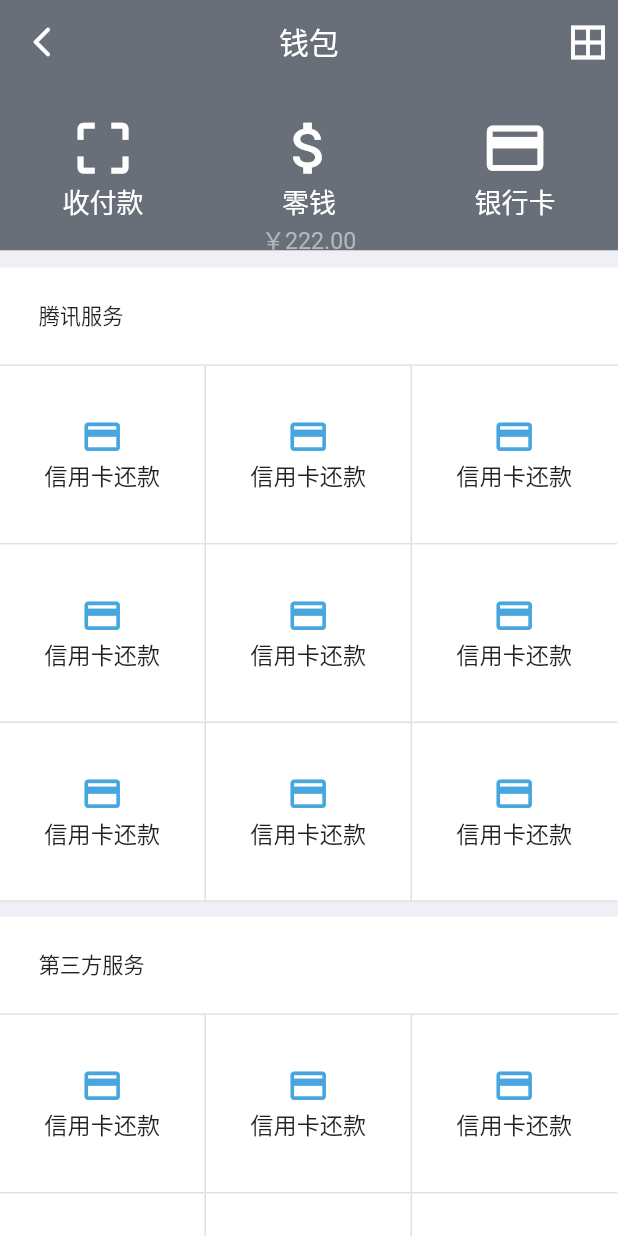
After one commit to j787701730/wx_flutter, a Flutter app: the Wallet screen opened directly, on a phone screen of 412 x 824 dp. The commit adds this screen. Run offline on Flutter 3.47's test engine with Material 2 defaults, Android fonts, the phone set to English and light mode, and no system bars; our stand-ins replace flutter_screenutil, flutter_slidable; missing offline and left inert: qrscan.

Commit message:
添加钱包页面

```diff
--- a/lib/pages/moments.dart
+++ b/lib/pages/moments.dart
@@ -6,7 +6,7 @@ class Moments extends StatefulWidget {
   _MomentsState createState() => _MomentsState();
 }
 
-class _MomentsState extends State<Moments> {
+class _MomentsState extends State<Moments> with WidgetsBindingObserver {
   var width;
   var top;
   bool show = false;
@@ -39,7 +39,9 @@ class _MomentsState extends State<Moments> {
         //标题居中
         centerTitle: true,
         //展开高度200
-        expandedHeight: MediaQuery.of(context).size.width - MediaQuery.of(context).padding.top + ScreenUtil.getInstance().setHeight(48.0),
+        expandedHeight: MediaQuery.of(context).size.width -
+            MediaQuery.of(context).padding.top +
+            ScreenUtil.getInstance().setHeight(48.0),
         //不随着滑动隐藏标题
         floating: true,
         //固定在顶部
@@ -51,7 +53,9 @@ class _MomentsState extends State<Moments> {
           collapseMode: CollapseMode.pin,
           background: Container(
             color: Colors.white,
-            height: MediaQuery.of(context).size.width - MediaQuery.of(context).padding.top + ScreenUtil.getInstance().setHeight(48.0),
+            height: MediaQuery.of(context).size.width -
+                MediaQuery.of(context).padding.top +
+                ScreenUtil.getInstance().setHeight(48.0),
             child: Stack(
               children: <Widget>[
                 Positioned(
@@ -99,8 +103,7 @@ class _MomentsState extends State<Moments> {
     // TODO: implement initState
     super.initState();
     _controller.addListener(() {
-      print(width - 356);
-      if ((width).toStringAsFixed(2) == (_controller.offset - ScreenUtil.getInstance().setHeight(48.0)).toStringAsFixed(2)) {
+      if (width - top < _controller.offset) {
         setState(() {
           show = true;
         });
@@ -110,6 +113,24 @@ class _MomentsState extends State<Moments> {
         });
       }
     });
+  }
+
+  @override
+  void didChangeDependencies() {
+    WidgetsBinding.instance.addPostFrameCallback(_position);
+    super.didChangeDependencies();
+  }
+
+  @override
+  void didUpdateWidget(oldWidget) {
+    WidgetsBinding.instance.addPostFrameCallback(_position);
+    super.didUpdateWidget(oldWidget);
+  }
+
+  @override
+  void dispose() {
+    _controller.dispose();
+    super.dispose();
   }
 
   List arr = [
@@ -124,11 +145,22 @@ class _MomentsState extends State<Moments> {
     {'pic': 'yu', 'name': '简单快乐', 'msg': '我要小姐姐'},
   ];
 
+  _position(Duration timeStamp) {
+    RenderObject renderObject = context.findRenderObject();
+    //获取元素大小
+    Size size = renderObject.paintBounds.size;
+    var vector3 = renderObject.getTransformTo(null)?.getTranslation();
+    print(vector3);
+    //获取元素位置
+//      var vector3 = renderObject.getTransformTo(null)?.getTranslation();
+//      CommonUtils.showChooseDialog(context, size, vector3);
+  }
+
   @override
   Widget build(BuildContext context) {
     ScreenUtil.instance = ScreenUtil(width: 640, height: 1136)..init(context);
     width = MediaQuery.of(context).size.width;
-    top = MediaQuery.of(context).padding.top;
+    top = MediaQuery.of(context).padding.top + ScreenUtil.getInstance().setHeight(48.0);
     return Scaffold(
       body: NestedScrollView(
           controller: _controller,
@@ -136,7 +168,8 @@ class _MomentsState extends State<Moments> {
           body: Container(
             color: Colors.white,
             child: ListView(
-              padding: EdgeInsets.only(top: ScreenUtil.getInstance().setWidth(18.0), left: ScreenUtil.getInstance().setWidth(18.0)),
+              padding: EdgeInsets.only(
+                  top: ScreenUtil.getInstance().setWidth(18.0), left: ScreenUtil.getInstance().setWidth(18.0)),
               children: arr.map<Widget>((item) {
                 return Container(
                   child: Row(
@@ -151,13 +184,15 @@ class _MomentsState extends State<Moments> {
                       Expanded(
                         child: Container(
                           padding: EdgeInsets.only(
-                              left: ScreenUtil.getInstance().setWidth(18.0), right: ScreenUtil.getInstance().setWidth(18.0)),
+                              left: ScreenUtil.getInstance().setWidth(18.0),
+                              right: ScreenUtil.getInstance().setWidth(18.0)),
                           child: Column(
                             crossAxisAlignment: CrossAxisAlignment.start,
                             children: <Widget>[
                               Text(
                                 '${item['name']}',
-                                style: TextStyle(color: Color(0xff576B95), fontSize: ScreenUtil.getInstance().setSp(28.0)),
+                                style:
+                                    TextStyle(color: Color(0xff576B95), fontSize: ScreenUtil.getInstance().setSp(28.0)),
                               ),
                               Container(
                                 height: ScreenUtil.getInstance().setHeight(18.0),
@@ -177,23 +212,31 @@ class _MomentsState extends State<Moments> {
                                       children: <Widget>[
                                         Text(
                                           '2分钟前',
-                                          style: TextStyle(fontSize: ScreenUtil.getInstance().setSp(24.0), color: Color(0xff737373)),
+                                          style: TextStyle(
+                                              fontSize: ScreenUtil.getInstance().setSp(24.0), color: Color(0xff737373)),
                                         ),
                                         Container(
                                           width: ScreenUtil.getInstance().setWidth(20.0),
                                         ),
                                         Text(
                                           'UC浏览器',
-                                          style: TextStyle(fontSize: ScreenUtil.getInstance().setSp(24.0), color: Color(0xff737373)),
+                                          style: TextStyle(
+                                              fontSize: ScreenUtil.getInstance().setSp(24.0), color: Color(0xff737373)),
                                         )
                                       ],
                                     ),
                                   ),
-                                  Icon(
-                                    Icons.more,
-                                    color: Color(0xff97AAD0),
-                                    size: ScreenUtil.getInstance().setSp(36.0),
-                                  )
+                                  GestureDetector(
+                                    child: Icon(
+                                      Icons.more,
+                                      color: Color(0xff97AAD0),
+                                      size: ScreenUtil.getInstance().setSp(36.0),
+                                    ),
+                                    onTapDown: (detail) {
+                                      setState(() {});
+                                      WidgetsBinding.instance.addPostFrameCallback(_position);
+                                    },
+                                  ),
                                 ],
                               ),
                               Container(
@@ -222,7 +265,9 @@ class _MomentsState extends State<Moments> {
                                           ),
                                           Text(
                                             '简单快乐',
-                                            style: TextStyle(color: Color(0xff7081A5), fontSize: ScreenUtil.getInstance().setSp(26.0)),
+                                            style: TextStyle(
+                                                color: Color(0xff7081A5),
+                                                fontSize: ScreenUtil.getInstance().setSp(26.0)),
                                           ),
                                           Container(
                                             width: ScreenUtil.getInstance().setWidth(12.0),
@@ -249,7 +294,9 @@ class _MomentsState extends State<Moments> {
                                         children: <Widget>[
                                           Text(
                                             '简单快乐',
-                                            style: TextStyle(color: Color(0xff7081A5), fontSize: ScreenUtil.getInstance().setSp(26.0)),
+                                            style: TextStyle(
+                                                color: Color(0xff7081A5),
+                                                fontSize: ScreenUtil.getInstance().setSp(26.0)),
                                           ),
                                           Text('：我要小姐姐')
                                         ],
--- a/lib/pages/personal.dart
+++ b/lib/pages/personal.dart
@@ -1,6 +1,7 @@
 import 'package:flutter/material.dart';
 import 'package:flutter_screenutil/flutter_screenutil.dart';
 import 'package:flutter/cupertino.dart';
+import 'wallet.dart';
 
 class Personal extends StatefulWidget {
   @override
@@ -105,6 +106,7 @@ class _PersonalState extends State<Personal> {
                   border: Border(bottom: BorderSide(color: Color(0xffD8D8DA)), top: BorderSide(color: Color(0xffD8D8DA)))),
               margin: EdgeInsets.only(top: ScreenUtil.getInstance().setHeight(40.0)),
               height: ScreenUtil.getInstance().setHeight(88.0),
+              child: InkWell(
                 child: Row(
                   children: <Widget>[
                     Expanded(
@@ -137,6 +139,13 @@ class _PersonalState extends State<Personal> {
                       ),
                     )
                   ],
+                ),
+                onTap: (){
+                  Navigator.push(
+                  context,
+                      new MaterialPageRoute(builder: (context) => new Wallet()),
+                  );
+                },
               ),
             ),
             Container(
--- /dev/null
+++ b/lib/pages/wallet.dart
@@ -0,0 +1,315 @@
+import 'package:flutter/material.dart';
+import 'package:flutter_screenutil/flutter_screenutil.dart';
+
+class Wallet extends StatefulWidget {
+  @override
+  _WalletState createState() => _WalletState();
+}
+
+class _WalletState extends State<Wallet> with WidgetsBindingObserver {
+  var width;
+  var top;
+  bool show = false;
+  var colorBg = Colors.white;
+  ScrollController _controller = new ScrollController();
+
+  List services = [
+    {
+      'type': '腾讯服务',
+      'list': [
+        {
+          'id': '',
+          'name': '信用卡还款',
+          'icon': Icon(Icons.credit_card, size: ScreenUtil.getInstance().setSp(44.0), color: Color(0xff47A6DF))
+        },
+        {
+          'id': '',
+          'name': '信用卡还款',
+          'icon': Icon(Icons.credit_card, size: ScreenUtil.getInstance().setSp(44.0), color: Color(0xff47A6DF))
+        },
+        {
+          'id': '',
+          'name': '信用卡还款',
+          'icon': Icon(Icons.credit_card, size: ScreenUtil.getInstance().setSp(44.0), color: Color(0xff47A6DF))
+        },
+        {
+          'id': '',
+          'name': '信用卡还款',
+          'icon': Icon(Icons.credit_card, size: ScreenUtil.getInstance().setSp(44.0), color: Color(0xff47A6DF))
+        },
+        {
+          'id': '',
+          'name': '信用卡还款',
+          'icon': Icon(Icons.credit_card, size: ScreenUtil.getInstance().setSp(44.0), color: Color(0xff47A6DF))
+        },
+        {
+          'id': '',
+          'name': '信用卡还款',
+          'icon': Icon(Icons.credit_card, size: ScreenUtil.getInstance().setSp(44.0), color: Color(0xff47A6DF))
+        },
+        {
+          'id': '',
+          'name': '信用卡还款',
+          'icon': Icon(Icons.credit_card, size: ScreenUtil.getInstance().setSp(44.0), color: Color(0xff47A6DF))
+        },
+        {
+          'id': '',
+          'name': '信用卡还款',
+          'icon': Icon(Icons.credit_card, size: ScreenUtil.getInstance().setSp(44.0), color: Color(0xff47A6DF))
+        },
+        {
+          'id': '',
+          'name': '信用卡还款',
+          'icon': Icon(Icons.credit_card, size: ScreenUtil.getInstance().setSp(44.0), color: Color(0xff47A6DF))
+        },
+      ]
+    },
+    {
+      'type': '第三方服务',
+      'list': [
+        {
+          'id': '',
+          'name': '信用卡还款',
+          'icon': Icon(Icons.credit_card, size: ScreenUtil.getInstance().setSp(44.0), color: Color(0xff47A6DF))
+        },
+        {
+          'id': '',
+          'name': '信用卡还款',
+          'icon': Icon(Icons.credit_card, size: ScreenUtil.getInstance().setSp(44.0), color: Color(0xff47A6DF))
+        },
+        {
+          'id': '',
+          'name': '信用卡还款',
+          'icon': Icon(Icons.credit_card, size: ScreenUtil.getInstance().setSp(44.0), color: Color(0xff47A6DF))
+        },
+        {
+          'id': '',
+          'name': '信用卡还款',
+          'icon': Icon(Icons.credit_card, size: ScreenUtil.getInstance().setSp(44.0), color: Color(0xff47A6DF))
+        },
+        {
+          'id': '',
+          'name': '信用卡还款',
+          'icon': Icon(Icons.credit_card, size: ScreenUtil.getInstance().setSp(44.0), color: Color(0xff47A6DF))
+        },
+        {
+          'id': '',
+          'name': '信用卡还款',
+          'icon': Icon(Icons.credit_card, size: ScreenUtil.getInstance().setSp(44.0), color: Color(0xff47A6DF))
+        },
+        {
+          'id': '',
+          'name': '信用卡还款',
+          'icon': Icon(Icons.credit_card, size: ScreenUtil.getInstance().setSp(44.0), color: Color(0xff47A6DF))
+        },
+        {
+          'id': '',
+          'name': '信用卡还款',
+          'icon': Icon(Icons.credit_card, size: ScreenUtil.getInstance().setSp(44.0), color: Color(0xff47A6DF))
+        },
+        {
+          'id': '',
+          'name': '信用卡还款',
+          'icon': Icon(Icons.credit_card, size: ScreenUtil.getInstance().setSp(44.0), color: Color(0xff47A6DF))
+        },
+      ]
+    }
+  ];
+
+  List<Widget> _sliverBuilder(BuildContext context, bool innerBoxIsScrolled) {
+    ScreenUtil.instance = ScreenUtil(width: 640, height: 1136)..init(context);
+    return <Widget>[
+      SliverAppBar(
+        title: Text('钱包'),
+        actions: <Widget>[
+          InkWell(
+            child: Container(
+              width: 40,
+              child: Icon(
+                Icons.border_all,
+                size: 30,
+              ),
+            ),
+            onTap: () {
+//            Navigator.push(
+//              context,
+//              new MaterialPageRoute(builder: (context) => new ChatDetail()),
+//            );
+            },
+          )
+        ],
+        //标题居中
+        centerTitle: true,
+        backgroundColor: Color(0xff686F78),
+        //展开高度200
+        expandedHeight: ScreenUtil.getInstance().setHeight(230.0),
+        //不随着滑动隐藏标题
+        floating: false,
+        //固定在顶部
+        pinned: true,
+//        backgroundColor: show ? null : Colors.white,
+        flexibleSpace: FlexibleSpaceBar(
+//          centerTitle: true,
+//          title: Text('我是一个FlexibleSpaceBar'),
+          collapseMode: CollapseMode.none,
+          background: Container(
+            color: Color(0xff686F78),
+            padding: EdgeInsets.only(top: top + 20),
+//            height: ScreenUtil.getInstance().setHeight(230.0),
+            child: Row(
+              crossAxisAlignment: CrossAxisAlignment.center,
+              mainAxisAlignment: MainAxisAlignment.center,
+              children: <Widget>[
+                Expanded(
+                  flex: 1,
+                  child: Center(
+                    child: Column(
+                      children: <Widget>[
+                        Icon(
+                          Icons.crop_free,
+                          color: Colors.white,
+                          size: ScreenUtil.getInstance().setSp(70.0),
+                        ),
+                        Text(
+                          '收付款',
+                          style: TextStyle(color: Colors.white, fontSize: ScreenUtil.getInstance().setSp(28.0)),
+                        )
+                      ],
+                    ),
+                  ),
+                ),
+                Expanded(
+                  flex: 1,
+                  child: Column(
+                    children: <Widget>[
+                      Icon(
+                        Icons.attach_money,
+                        color: Colors.white,
+                        size: ScreenUtil.getInstance().setSp(70.0),
+                      ),
+                      Text(
+                        '零钱',
+                        style: TextStyle(color: Colors.white, fontSize: ScreenUtil.getInstance().setSp(28.0)),
+                      ),
+                      Text(
+                        '￥222.00',
+                        style: TextStyle(color: Color(0xffB4B7BC), fontSize: ScreenUtil.getInstance().setSp(24.0)),
+                      )
+                    ],
+                  ),
+                ),
+                Expanded(
+                  flex: 1,
+                  child: Column(
+                    children: <Widget>[
+                      Icon(
+                        Icons.credit_card,
+                        color: Colors.white,
+                        size: ScreenUtil.getInstance().setSp(70.0),
+                      ),
+                      Text(
+                        '银行卡',
+                        style: TextStyle(color: Colors.white, fontSize: ScreenUtil.getInstance().setSp(28.0)),
+                      )
+                    ],
+                  ),
+                )
+              ],
+            ),
+          ),
+        ),
+      )
+    ];
+  }
+
+  @override
+  void initState() {
+    // TODO: implement initState
+    super.initState();
+    _controller.addListener(() {
+      if (width - top < _controller.offset) {
+        setState(() {
+          show = true;
+        });
+      } else {
+        setState(() {
+          show = false;
+        });
+      }
+    });
+  }
+
+  @override
+  void dispose() {
+    _controller.dispose();
+    super.dispose();
+  }
+
+  @override
+  Widget build(BuildContext context) {
+    ScreenUtil.instance = ScreenUtil(width: 640, height: 1136)..init(context);
+    width = MediaQuery.of(context).size.width;
+    top = MediaQuery.of(context).padding.top + 56;
+    return Scaffold(
+      body: NestedScrollView(
+          controller: _controller,
+          headerSliverBuilder: _sliverBuilder,
+          body: Container(
+            color: Color(0xffEFEFF5),
+            child: ListView(
+              padding: EdgeInsets.only(top: ScreenUtil.getInstance().setWidth(18.0)),
+              children: services.map<Widget>((item) {
+                return Container(
+                  child: Column(
+                    children: <Widget>[
+                      Container(
+                        padding: EdgeInsets.only(
+                          left: ScreenUtil.getInstance().setWidth(40.0),
+                          top: ScreenUtil.getInstance().setHeight(30.0),
+                          bottom: ScreenUtil.getInstance().setHeight(30.0),
+                        ),
+                        width: width,
+                        child: Text(
+                          item['type'],
+                          style: TextStyle(fontSize: ScreenUtil.getInstance().setSp(22.0)),
+                        ),
+                        decoration: BoxDecoration(
+                            border: Border(bottom: BorderSide(color: Color(0xffE0E0E0))), color: Colors.white),
+                      ),
+                      Wrap(
+                        children: item['list'].map<Widget>((list) {
+                          return Container(
+                            width: width / 3,
+                            padding: EdgeInsets.only(
+                              top: ScreenUtil.getInstance().setHeight(46.0),
+                              bottom: ScreenUtil.getInstance().setHeight(46.0),
+                            ),
+                            decoration: BoxDecoration(
+                                color: Colors.white,
+                                border: Border(
+                                    bottom: BorderSide(color: Color(0xffE0E0E0)),
+                                    right: (item['list'].indexOf(list) % 3 == 0 || item['list'].indexOf(list) % 3 == 1)
+                                        ? BorderSide(color: Color(0xffE0E0E0))
+                                        : BorderSide(color: Colors.white))),
+                            child: Column(
+                              children: <Widget>[
+                                list['icon'],
+                                Text(
+                                  list['name'],
+                                  style: TextStyle(fontSize: ScreenUtil.getInstance().setSp(24.0)),
+                                )
+                              ],
+                            ),
+                          );
+                        }).toList(),
+                      )
+                    ],
+                  ),
+                  margin: EdgeInsets.only(bottom: 10),
+                );
+              }).toList(),
+            ),
+          )),
+    );
+  }
+}
```
Lines whose indentation alone changed are shown as unchanged.
